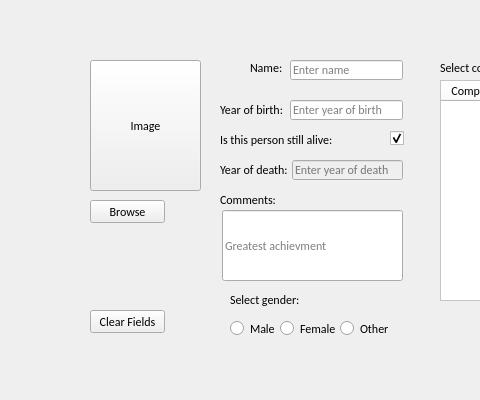
Old version of the form Hopur21Verkefni/MyComputerScienceList/ui/addcomputerscientist.ui in the repository Hopur21/Hopur21; both pictures show x 0 to 480 and y 0 to 400 of the 800 by 400 pixel window.
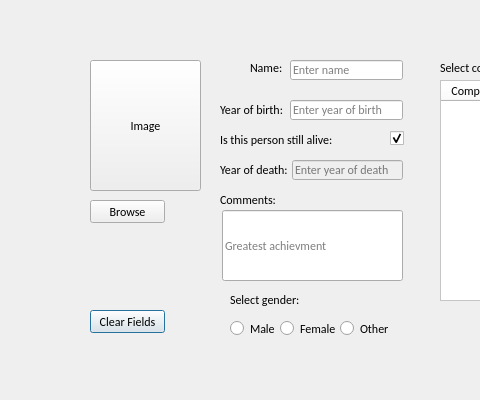
New version of the form. Icons and pictures are not drawn.

Diff of the .ui file:
```diff
--- a/Hopur21Verkefni/MyComputerScienceList/ui/addcomputerscientist.ui
+++ b/Hopur21Verkefni/MyComputerScienceList/ui/addcomputerscientist.ui
@@ -1,7 +1,7 @@
 <?xml version="1.0" encoding="UTF-8"?>
 <ui version="4.0">
  <class>AddComputerScientist</class>
- <widget class="QDockWidget" name="AddComputerScientist">
+ <widget class="QDialog" name="AddComputerScientist">
   <property name="geometry">
    <rect>
     <x>0</x>
```
